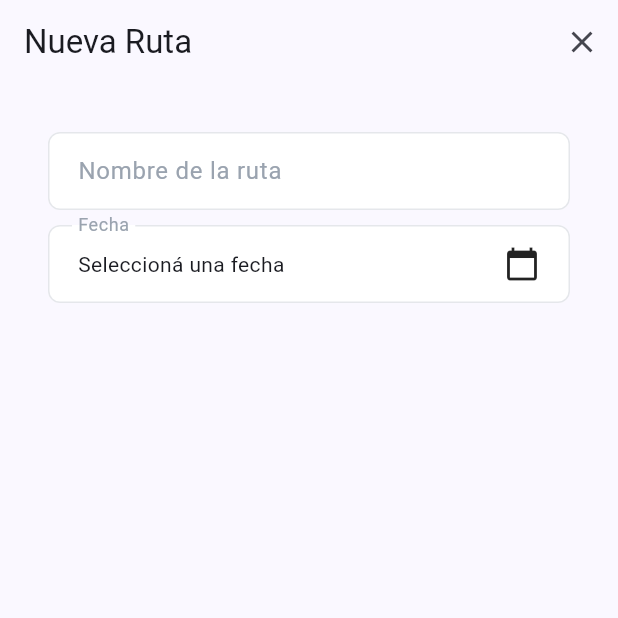
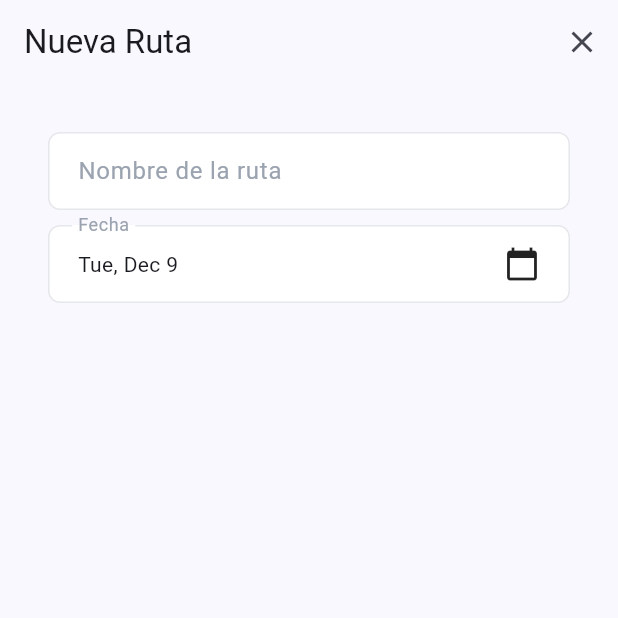
Before and after one commit to SmartRouteProject/smart_route_app, a Flutter app: the CreateRoute screen opened directly, on a phone screen of 412 x 824 dp, the top half of it. Run offline on Flutter 3.47's test engine with Material 3 defaults, Android fonts, the light colour scheme and no system bars; our stand-ins replace flutter_dotenv, flutter_riverpod, formz, geolocator, go_router, google_maps_flutter and 3 more; missing offline and left inert: dio_flow; statements that could not run were skipped.

Commit message:
Estado inicial del formulario de ruta

```diff
--- a/lib/infrastructure/inputs/inputs.dart
+++ b/lib/infrastructure/inputs/inputs.dart
@@ -2,3 +2,5 @@ export 'email.dart';
 export 'password.dart';
 export 'user_name.dart';
 export 'confirm_password.dart';
+export 'route_date.dart';
+export 'route_date.dart';
--- a/lib/presentation/providers/providers.dart
+++ b/lib/presentation/providers/providers.dart
@@ -2,3 +2,4 @@ export 'signup_form_provider.dart';
 export 'login_form_provider.dart';
 export 'profile_form_provider.dart';
 export 'auth_provider.dart';
+export 'route_form_provider.dart';
--- a/lib/presentation/screens/home/home_screen.dart
+++ b/lib/presentation/screens/home/home_screen.dart
@@ -41,13 +41,14 @@ class _HomeScreenState extends ConsumerState<HomeScreen> {
 
     return Scaffold(
       appBar: AppBar(
-        title: Text("HomeScreen"),
+        title: Text("Mapa"),
         actions: [
           IconButton(
             icon: Icon(Icons.logout),
             onPressed: () async {
               final logoutResp = await ref.read(authProvider.notifier).logout();
               if (logoutResp) {
+                // ignore: use_build_context_synchronously
                 context.pushReplacementNamed(LoginScreen.name);
               }
             },
--- a/lib/presentation/screens/login/login_screen.dart
+++ b/lib/presentation/screens/login/login_screen.dart
@@ -1,3 +1,5 @@
+// ignore_for_file: use_build_context_synchronously
+
 import 'package:flutter/material.dart';
 import 'package:flutter_riverpod/flutter_riverpod.dart';
 import 'package:go_router/go_router.dart';
--- a/lib/presentation/widgets/route/create_route.dart
+++ b/lib/presentation/widgets/route/create_route.dart
@@ -1,13 +1,22 @@
 import 'package:flutter/material.dart';
+import 'package:flutter_riverpod/flutter_riverpod.dart';
 import 'package:go_router/go_router.dart';
 
+import 'package:smart_route_app/presentation/providers/providers.dart';
 import 'package:smart_route_app/presentation/widgets/widgets.dart';
 
-class CreateRoute extends StatelessWidget {
+class CreateRoute extends ConsumerWidget {
   const CreateRoute({super.key});
 
   @override
-  Widget build(BuildContext context) {
+  Widget build(BuildContext context, WidgetRef ref) {
+    final formState = ref.watch(routeFormProvider);
+    final formNotifier = ref.read(routeFormProvider.notifier);
+
+    final dateLabel = MaterialLocalizations.of(context).formatMediumDate(
+      formState.date.value,
+    );
+
     return Scaffold(
       appBar: AppBar(
         title: const Text("Nueva Ruta"),
@@ -35,31 +44,60 @@ class CreateRoute extends StatelessWidget {
                       mainAxisSize: MainAxisSize.min,
                       spacing: 10,
                       children: [
-                        CustomTextFormField(label: 'Nombre de la ruta'),
+                        CustomTextFormField(
+                          label: 'Nombre de la ruta',
+                          initialValue: formState.name,
+                          onChanged: formNotifier.onNameChange,
+                        ),
                         InkWell(
-                          onTap: () {},
+                          onTap: () async {
+                            final pickedDate = await showDatePicker(
+                              context: context,
+                              initialDate: formState.date.value,
+                              firstDate: DateTime.now(),
+                              lastDate: DateTime.now().add(
+                                const Duration(days: 365 * 5),
+                              ),
+                            );
+                            if (pickedDate != null) {
+                              formNotifier.onDateChanged(pickedDate);
+                            }
+                          },
                           borderRadius: BorderRadius.circular(8),
                           child: InputDecorator(
-                            decoration: const InputDecoration(
+                            decoration: InputDecoration(
                               labelText: 'Fecha',
-                              border: OutlineInputBorder(),
+                              border: const OutlineInputBorder(),
+                              errorText: formState.isFormPosted
+                                  ? formState.date.errorMessage
+                                  : null,
                             ),
                             child: Row(
                               mainAxisAlignment: MainAxisAlignment.spaceBetween,
                               children: [
-                                Text('Seleccioná una fecha'),
+                                Text(dateLabel),
                                 const Icon(Icons.calendar_today),
                               ],
                             ),
                           ),
                         ),
-                        Expanded(child: SizedBox()),
+                        const Expanded(child: SizedBox()),
                         SizedBox(
                           width: double.infinity,
                           child: FloatingActionButton(
                             heroTag: null,
-                            onPressed: () {},
-                            child: const Text('Crear ruta'),
+                            onPressed: formState.isPosting
+                                ? null
+                                : () async {
+                                    final created =
+                                        await formNotifier.onFormSubmit();
+                                    if (created && context.mounted) {
+                                      context.pop();
+                                    }
+                                  },
+                            child: formState.isPosting
+                                ? const CircularProgressIndicator()
+                                : const Text('Crear ruta'),
                           ),
                         ),
                       ],
--- a/lib/presentation/widgets/sidemenu/custom_side_menu.dart
+++ b/lib/presentation/widgets/sidemenu/custom_side_menu.dart
@@ -1,5 +1,3 @@
-import 'dart:io';
-
 import 'package:flutter/material.dart';
 import 'package:flutter_riverpod/flutter_riverpod.dart';
 import 'package:intl/intl.dart';
```
Also changed, not shown: lib/infrastructure/inputs/route_date.dart (added, +35 -0 lines), lib/presentation/providers/route_form_provider.dart (added, +92 -0 lines).
